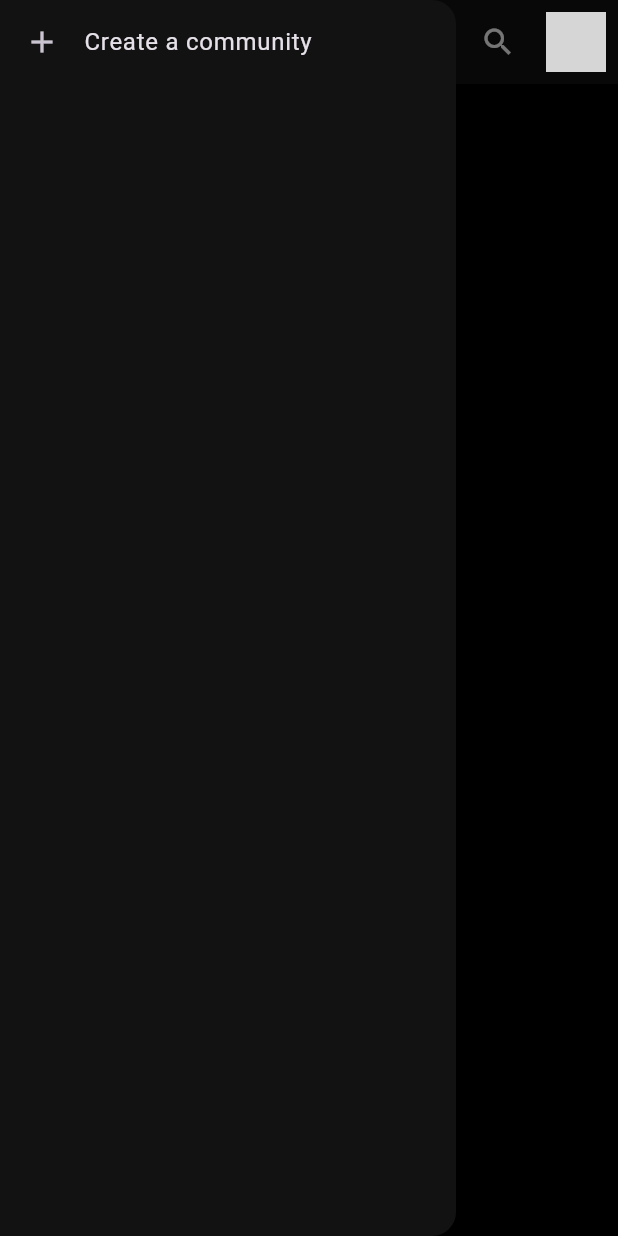
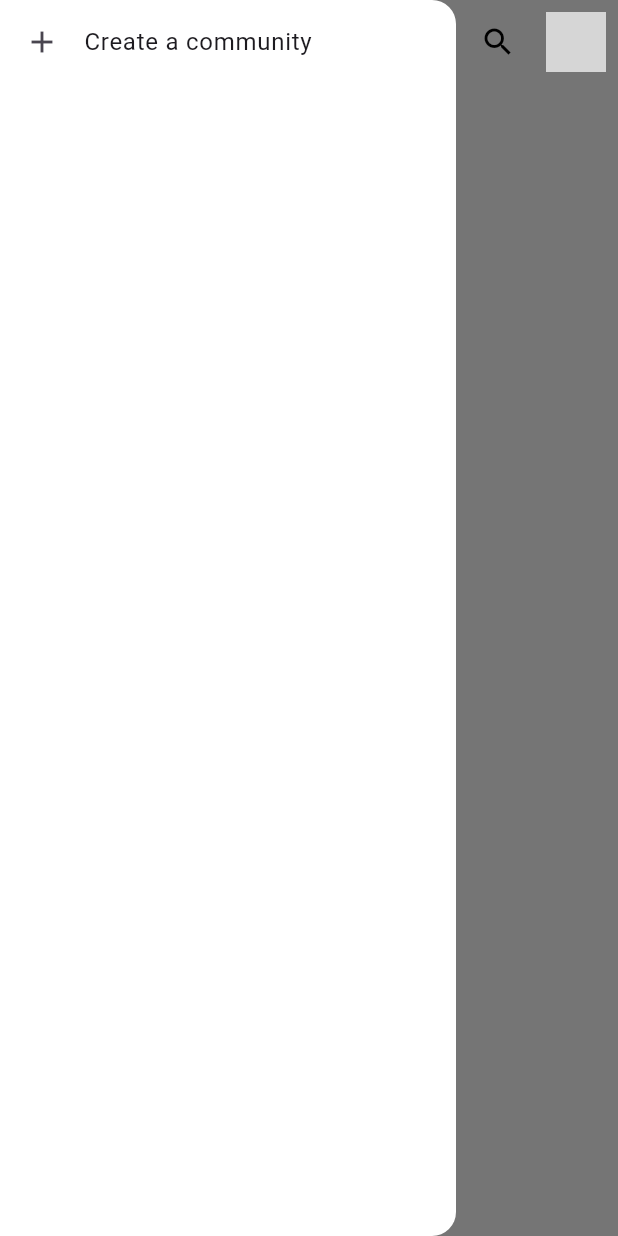
Before and after one commit to hasansujon786/reddit-clone-flutter, a Flutter app: the screen it shows once a user with an empty profile is signed in, with the side drawer open, on a phone screen of 412 x 824 dp. Run offline on Flutter 3.47's test engine with Material 3 defaults, Android fonts, the phone set to English and light mode, and no system bars; our stand-ins replace cloud_firestore, dotted_border, file_picker, firebase_auth, firebase_core, firebase_storage and 7 more; accounts and stored records are empty; generated files the repository leaves out were written again; network calls fail; grey boxes are pictures that could not be loaded.

Commit message:
feat(ui): add themeControllerProvider

```diff
--- a/lib/app.dart
+++ b/lib/app.dart
@@ -8,6 +8,7 @@ import 'core/common/loader.dart';
 import 'features/auth/controller/auth_cotroller.dart';
 import 'routes.dart';
 import 'theme/pallete.dart';
+import 'theme/theme_controller.dart';
 
 class MyApp extends ConsumerStatefulWidget {
   const MyApp({super.key});
@@ -27,13 +28,15 @@ class _MyAppState extends ConsumerState<MyApp> {
   @override
   Widget build(BuildContext context) {
     final signInUser = ref.watch(signedInUserProvider);
+    final themeMode = ref.watch(themeControllerProvider).value;
 
     return ref.watch(authStateChangedProvider).when(
           data: (authChangedData) => MaterialApp.router(
             debugShowCheckedModeBanner: false,
             title: 'Reddit Tutorial',
-            // theme: ref.watch(themeNotifierProvider),
-            theme: Pallete.darkModeAppTheme,
+            themeMode: themeMode,
+            theme: Pallete.lightModeAppTheme,
+            darkTheme: Pallete.darkModeAppTheme,
             routeInformationParser: const RoutemasterParser(),
             routerDelegate: RoutemasterDelegate(
               routesBuilder: (context) {
--- a/pubspec.yaml
+++ b/pubspec.yaml
@@ -47,6 +47,7 @@ dependencies:
   routemaster: ^1.0.1
   dotted_border: ^2.1.0
   file_picker: ^6.1.1
+  shared_preferences: ^2.2.2
 
 dev_dependencies:
   flutter_test:
```
Also changed, not shown: lib/features/home/drawers/profile_drawer.dart (+6 -2 lines), lib/theme/pallete.dart (+0 -46 lines), lib/theme/theme_controller.dart (added, +32 -0 lines), lib/theme/theme_controller.g.dart, pubspec.lock, 1 other file.
